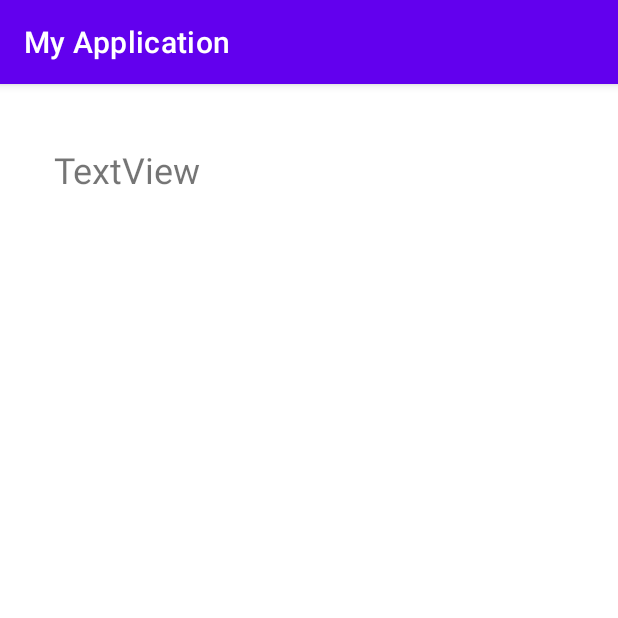
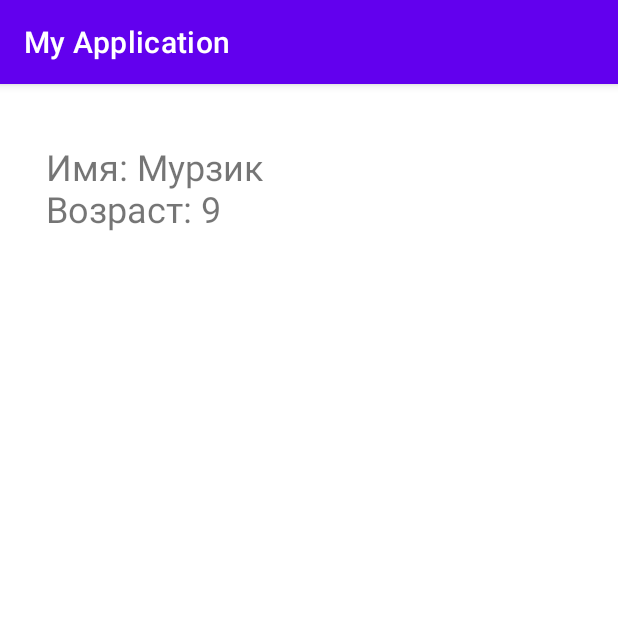
Before and after one commit to Serfeg/Android-Studio, an Android app: the screen it shows after launch (MainActivity), on a phone screen of 412 x 824 dp, the top half of it. Run offline under Robolectric (Android 15) with nearby library versions, the phone set to English and light mode, and no system bars.

Commit message:
Результат в TextView

```diff
--- a/MyApplication4/app/src/main/java/com/example/myapplication/MainActivity.java
+++ b/MyApplication4/app/src/main/java/com/example/myapplication/MainActivity.java
@@ -24,5 +24,7 @@ public class MainActivity extends AppCompatActivity {
         Cat murzik = gson.fromJson(jsonText, Cat.class);
         Log.i("GSON", "Имя: " + murzik.name + "\nВозраст: " + murzik.age);
 
+        TextView cat_tv = findViewById(R.id.cat_tv);
+        cat_tv.setText("Имя: " + murzik.name + "\nВозраст: " + murzik.age);
     }
 }
```
